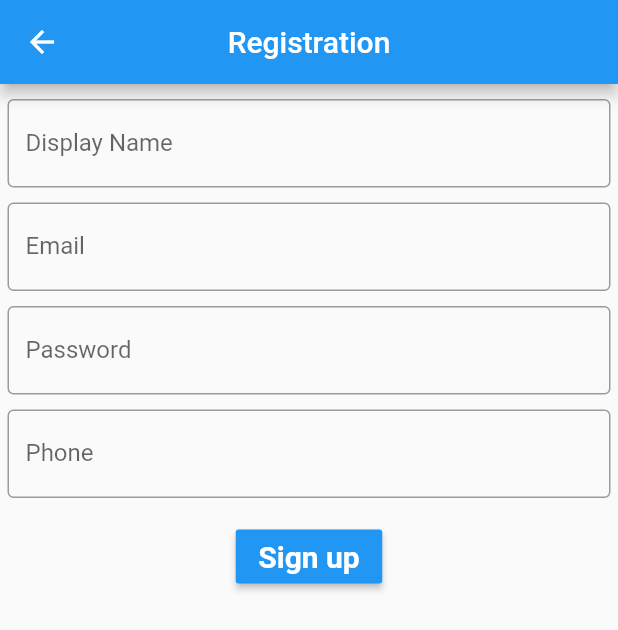
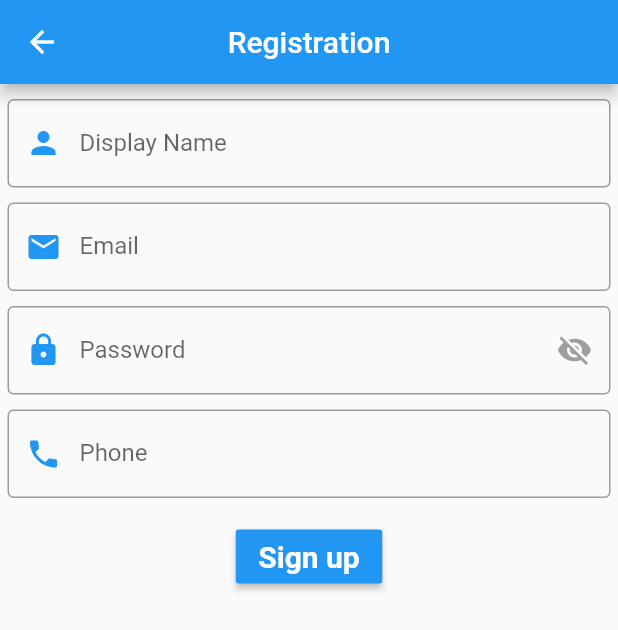
Before and after one commit to project-nazmul/E-Commerce-App, a Flutter app: the AdminHome screen opened directly, after a tap on the "logout" icon, after a tap on "Sign Up", on a phone screen of 412 x 824 dp. Shown: the top 630 px of the screen. Run offline on Flutter 3.47's test engine with Material 2 defaults, Android fonts, the phone set to English and light mode, and no system bars; our stand-ins replace carousel_slider, cloud_firestore, dots_indicator, firebase_auth, firebase_core, get and 1 more; accounts and stored records are empty.

Commit message:
Design updated

```diff
--- a/lib/local_storage/local_storage.dart
+++ b/lib/local_storage/local_storage.dart
@@ -4,6 +4,7 @@ import 'package:shared_preferences/shared_preferences.dart';
 
 class LocalStorage extends ChangeNotifier{
   int index=0;
+  bool obsecurePassword=true;
   String? email;
   storeEmail(String email)async{
     SharedPreferences store = await SharedPreferences.getInstance();
--- a/lib/screen/login_screen.dart
+++ b/lib/screen/login_screen.dart
@@ -1,10 +1,15 @@
 import 'package:e_commerce_app/firebase_service/signin_authentication.dart';
+import 'package:e_commerce_app/local_storage/local_storage.dart';
 import 'package:e_commerce_app/screen/change_password_screen.dart';
 import 'package:e_commerce_app/screen/home_screen.dart';
 import 'package:e_commerce_app/screen/signUpScreen.dart';
 import 'package:e_commerce_app/widget/custom_button.dart';
+import 'package:e_commerce_app/widget/custom_text.dart';
+import 'package:e_commerce_app/widget/password_field.dart';
+import 'package:e_commerce_app/widget/text_field.dart';
 import 'package:flutter/material.dart';
 import 'package:get/get.dart';
+import 'package:provider/provider.dart';
 
 class LoginScreen extends StatelessWidget {
   LoginScreen({Key? key}) : super(key: key);
@@ -13,6 +18,7 @@ class LoginScreen extends StatelessWidget {
   final formKey= GlobalKey<FormState>();
   @override
   Widget build(BuildContext context) {
+    final provider = Provider.of<LocalStorage>(context,listen: true);
     return WillPopScope(
       onWillPop: ()async{
         Get.off(HomeScreen());
@@ -20,43 +26,37 @@ class LoginScreen extends StatelessWidget {
       },
       child: SafeArea(
         child: Scaffold(
+          resizeToAvoidBottomInset: false,
+          appBar: AppBar(
+            centerTitle: true,
+            title: customText(text: "Login Form"),
+            leading: IconButton(
+              icon: Icon(Icons.arrow_back),
+              onPressed: () {
+                Get.off(HomeScreen());
+              },
+            ),
+          ),
           body: Padding(
             padding: const EdgeInsets.only(top: 10,left: 5,right: 5),
             child: Column(
+              crossAxisAlignment: CrossAxisAlignment.start,
               children: [
-                Text('Login Form'),
+                SizedBox(height: 30,),
+                customText(text: "Login with your email and password",fs: 17,fw: FontWeight.normal),
                 SizedBox(height: 15,),
                 Form(
                   key: formKey,
                   child: Column(
                     children: [
-                      TextFormField(
-                        validator:(value){
-                          if(GetUtils.isEmail(value!)){
-                            return null;
-                          }
-                          return 'Enter valid email';
-                        },
-                        controller: emailController,
-                        decoration: InputDecoration(
-                          label: Text('Email'),
-                          border: OutlineInputBorder()
-                        ),
-                      ),
+                      textField(text: "Email",icon: Icons.email,controller: emailController,validator:(value){
+                        if(GetUtils.isEmail(value!)){
+                          return null;
+                        }
+                        return 'Enter valid email';
+                      } ),
                       SizedBox(height: 10,),
-                      TextFormField(
-                        validator: (value){
-                          if(value!.length<8){
-                            return 'Need 8 character or more';
-                          }
-                          return null;
-                        },
-                        controller: passwordController,
-                        decoration: InputDecoration(
-                          label: Text('Password'),
-                          border: OutlineInputBorder()
-                        ),
-                      ),
+                      passwordField(passwordController: passwordController,context: context)
                     ],
                   )
                 ),
@@ -70,7 +70,7 @@ class LoginScreen extends StatelessWidget {
                       onTap: (){
                         Get.to(ChangePasswordScreen());
                       },
-                      child: Text('Forgot Password?',style: TextStyle(color: Colors.blue),))
+                      child: customText(text: "Forgot password?",fs: 17,fw: FontWeight.normal,clr: Colors.blue))
                   ],
                 ),
                 SizedBox(height: 10,),
@@ -94,12 +94,12 @@ class LoginScreen extends StatelessWidget {
                 //Sign Up
                 Row(
                   children: [
-                    Text("Don't have an account?"),
+                    customText(text: "Don't have an account?",fs: 17,fw: FontWeight.normal),
                     InkWell(
                       onTap: (){
                         Get.to(SignUpScreen());
                       },
-                      child: Text('Sign Up',style: TextStyle(color: Colors.blue),)
+                      child: customText(text: "Sign Up",fs: 17,fw: FontWeight.bold,clr: Colors.blue),
                     )
                   ],
                 )
--- a/lib/screen/signUpScreen.dart
+++ b/lib/screen/signUpScreen.dart
@@ -1,5 +1,7 @@
 import 'package:e_commerce_app/firebase_service/signup_authentication.dart';
 import 'package:e_commerce_app/widget/custom_button.dart';
+import 'package:e_commerce_app/widget/password_field.dart';
+import 'package:e_commerce_app/widget/text_field.dart';
 import 'package:flutter/material.dart';
 import 'package:get/get.dart';
 
@@ -12,7 +14,8 @@ class SignUpScreen extends StatelessWidget {
   final formKey = GlobalKey<FormState>();
   @override
   Widget build(BuildContext context) {
-    return Scaffold(
+    return SafeArea(
+      child: Scaffold(
         resizeToAvoidBottomInset: false,
         appBar: AppBar(
           centerTitle: true,
@@ -33,60 +36,28 @@ class SignUpScreen extends StatelessWidget {
                   child: Column(
                     children: [
                       SizedBox(height: 10,),
-                    TextFormField(
-                      validator:(value){
+                      textField(controller: displayNameController,icon: Icons.person,text: "Display Name",validator: (value){
                         if(GetUtils.isUsername(value!)){
                           return null;
                         }
                         return 'Enter valid username';
-                      },
-                      controller: displayNameController,
-                      decoration: InputDecoration(
-                          label: Text('Display Name'),
-                          border: OutlineInputBorder()
-                      ),
-                    ),
+                      }),
                       SizedBox(height: 10,),
-                    TextFormField(
-                      validator:(value){
+                      textField(controller: emailController,icon: Icons.email,text: "Email",validator: (value){
                         if(GetUtils.isEmail(value!)){
                           return null;
                         }
                         return 'Enter valid email';
-                      },
-                      controller: emailController,
-                      decoration: InputDecoration(
-                          label: Text('Email'),
-                          border: OutlineInputBorder()
-                      ),
-                    ),
+                      }),
                       SizedBox(height: 10,),
-                    TextFormField(
-                      validator: (value){
-                        if(value!.length<8){
-                          return 'Password must be more than 8 characters';
-                        }
-                      },
-                      controller: passwordController,
-                      decoration: InputDecoration(
-                          label: Text('Password'),
-                          border: OutlineInputBorder()
-                      ),
-                    ),
+                      passwordField(passwordController: passwordController,context: context),
                       SizedBox(height: 10,),
-                    TextFormField(
-                      validator: (value){
+                      textField(controller: phoneController,icon: Icons.phone,text: "Phone",validator: (value){
                         if(GetUtils.isPhoneNumber(value!)){
                           return null;
                         }
                         return 'Enter valid phone number';
-                      },
-                      controller: phoneController,
-                      decoration: InputDecoration(
-                          label: Text('Phone'),
-                          border: OutlineInputBorder()
-                      ),
-                    ),
+                      }),
                     ],
                   )
               ),
@@ -103,6 +74,7 @@ class SignUpScreen extends StatelessWidget {
             ],
           ),
         ),
+      ),
     );
   }
 }
--- /dev/null
+++ b/lib/widget/password_field.dart
@@ -0,0 +1,24 @@
+import 'package:e_commerce_app/local_storage/local_storage.dart';
+import 'package:provider/provider.dart';
+import 'package:flutter/material.dart';
+
+passwordField({TextEditingController? passwordController,BuildContext? context}){
+  final provider = Provider.of<LocalStorage>(context!,listen: true);
+  return TextFormField(
+    obscureText: provider.obsecurePassword,
+    validator: (value){
+      if(value!.length<8){
+        return 'Need 8 character or more';
+      }
+      return null;
+    },
+    controller: passwordController,
+    decoration: InputDecoration(
+        suffixIcon: provider.obsecurePassword?IconButton(icon:Icon(Icons.visibility_off,color: Colors.grey,), onPressed: () {provider.obsecurePassword=false;},):
+        IconButton(icon:Icon(Icons.visibility,color: Colors.blue,), onPressed: () {provider.obsecurePassword=true;},),
+        prefixIcon: Icon(Icons.lock,color: Colors.blue,),
+        label: Text('Password'),
+        border: OutlineInputBorder()
+    ),
+  );
+}
--- /dev/null
+++ b/lib/widget/text_field.dart
@@ -0,0 +1,13 @@
+import 'package:flutter/material.dart';
+
+textField({IconData? icon, String? text, TextEditingController? controller, dynamic validator}){
+  return TextFormField(
+    validator:validator,
+    controller: controller,
+    decoration: InputDecoration(
+        prefixIcon: Icon(icon,color: Colors.blue,),
+        label: Text(text!),
+        border: OutlineInputBorder()
+    ),
+  );
+}
```
Also changed, not shown: lib/screen/change_password_screen.dart (+18 -7 lines). Lines whose indentation alone changed are shown as unchanged.
